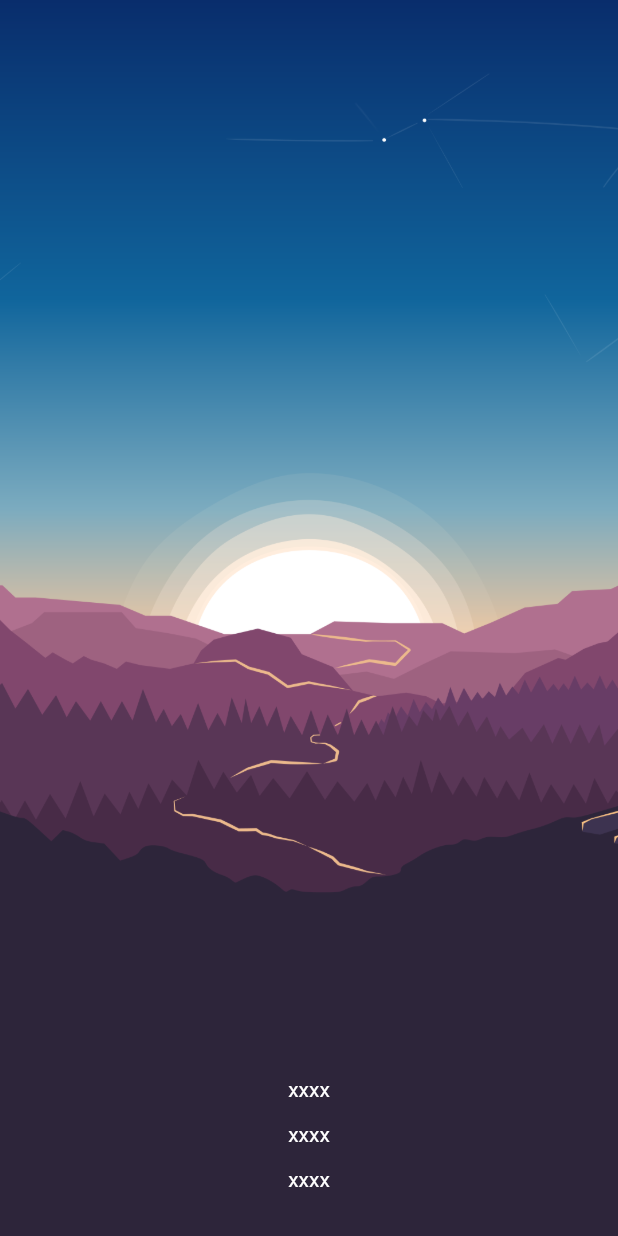
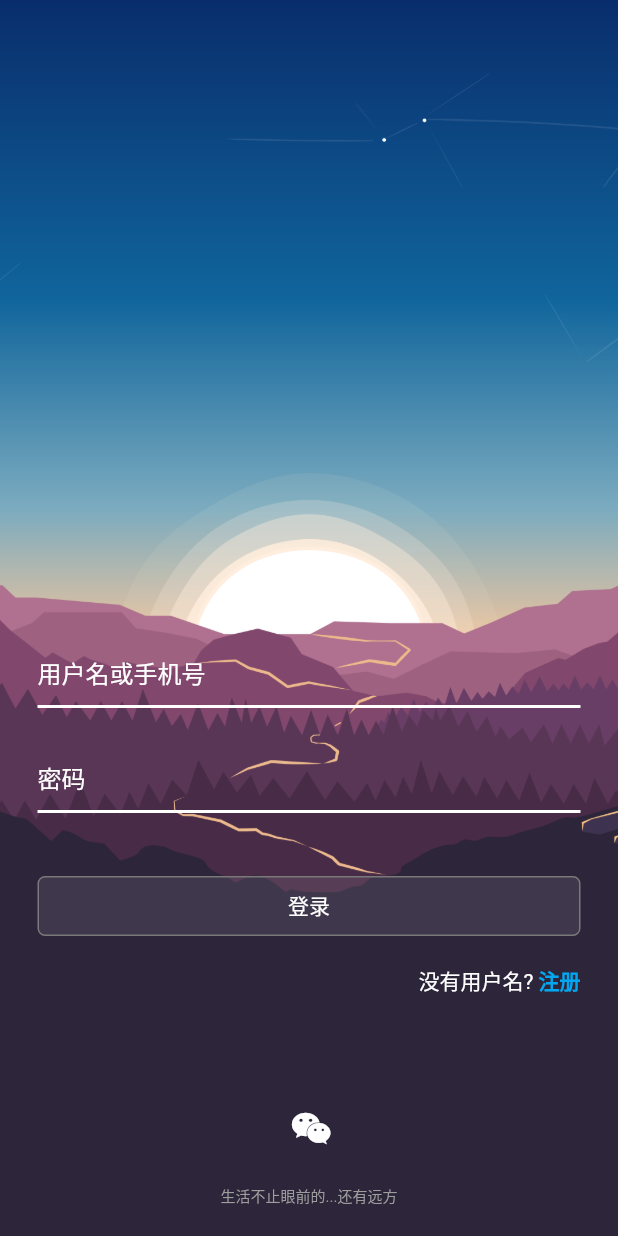
Before and after one commit to MeringGao/forkids, a Flutter app: the screen it shows after launch, on a phone screen of 412 x 824 dp. Run offline on Flutter 3.47's test engine with Material 2 defaults, Android fonts, the phone set to English and light mode, and no system bars; our stand-ins replace font_awesome_flutter.

Commit message:
绘制登录页面

```diff
--- a/lib/pages/login/login.dart
+++ b/lib/pages/login/login.dart
@@ -1,3 +1,4 @@
+import 'package:font_awesome_flutter/font_awesome_flutter.dart';
 import 'package:flutter/material.dart';
 
 class LoginWidget extends StatefulWidget {
@@ -15,14 +16,100 @@ class _LoginWidgetState extends State<LoginWidget> {
             width: double.infinity,
             height: double.infinity,
             decoration: BoxDecoration(
-                image: DecorationImage(fit: BoxFit.cover, image: AssetImage('assets/images/loginbackground.png'))),
+                image: DecorationImage(
+                    fit: BoxFit.cover,
+                    image: AssetImage('assets/images/loginbackground.png'))),
             child: Stack(children: <Widget>[
               Positioned(
-                  width: MediaQuery.of(context).size.width, bottom: 30, child: Align(child: Text('xxxx', style: defaultStyle))),
+                  width: MediaQuery.of(context).size.width,
+                  bottom: 20,
+                  child: Align(
+                      child: Text('生活不止眼前的...还有远方',
+                          style: TextStyle(color: Colors.grey, fontSize: 10)))),
               Positioned(
-                  width: MediaQuery.of(context).size.width, bottom: 60, child: Align(child: Text('xxxx', style: defaultStyle))),
+                  width: MediaQuery.of(context).size.width,
+                  bottom: 60,
+                  child: Align(
+                      child: GestureDetector(
+                    child: Icon(FontAwesomeIcons.weixin, color: Colors.white),
+                    onTap: () {
+                      print('hello');
+                    },
+                  ))),
               Positioned(
-                  width: MediaQuery.of(context).size.width, bottom: 90, child: Align(child: Text('xxxx', style: defaultStyle))),
+                  width: MediaQuery.of(context).size.width,
+                  bottom: 150,
+                  child: Align(
+                      child: Column(
+                    children: <Widget>[
+                      Container(
+                        width: MediaQuery.of(context).size.width - 50,
+                        height: 70,
+                        child: TextField(
+                          style: defaultStyle,
+                          decoration: InputDecoration(
+                              enabledBorder: UnderlineInputBorder(
+                                  borderSide: BorderSide(
+                                      color: Colors.white, width: 2)),
+                              hintText: '用户名或手机号',
+                              hintStyle: defaultStyle,
+                              focusColor: Colors.white,
+                              focusedBorder: UnderlineInputBorder(
+                                  borderSide: BorderSide(
+                                      color: Colors.white, width: 2))),
+                        ),
+                      ),
+                      Container(
+                        width: MediaQuery.of(context).size.width - 50,
+                        height: 70,
+                        child: TextField(
+                          style: defaultStyle,
+                          //校验密码
+                          decoration: InputDecoration(
+                              enabledBorder: UnderlineInputBorder(
+                                  borderSide: BorderSide(
+                                      color: Colors.white, width: 2)),
+                              hintText: '密码',
+                              hintStyle: defaultStyle,
+                              focusColor: Colors.white,
+                              focusedBorder: UnderlineInputBorder(
+                                  borderSide: BorderSide(
+                                      color: Colors.white, width: 2))),
+                          obscureText: true,
+                        ),
+                      ),
+                      SizedBox(height: 20),
+                      InkWell(
+                        child: Container(
+                            width: MediaQuery.of(context).size.width - 50,
+                            height: 40,
+                            decoration: BoxDecoration(
+                                border: Border.all(
+                                    color: Color.fromRGBO(121, 121, 121, 1)),
+                                color: Color.fromRGBO(242, 242, 242, 0.09),
+                                borderRadius:
+                                    BorderRadius.all(Radius.circular(5))),
+                            child:
+                                Align(child: Text('登录', style: defaultStyle))),
+                      ),
+                      SizedBox(height: 10),
+                      Container(
+                          width: MediaQuery.of(context).size.width - 50,
+                          height: 40,
+                          child: Row(
+                              mainAxisAlignment: MainAxisAlignment.end,
+                              children: [
+                                Text('没有用户名?', style: defaultStyle),
+                                Text(' ', style: defaultStyle),
+                                InkWell(
+                                    child: Text('注册',
+                                        style: TextStyle(
+                                          color: Color.fromRGBO(2, 167, 240, 1),
+                                          fontWeight: FontWeight.bold,
+                                        )))
+                              ])),
+                    ],
+                  )))
             ])));
   }
 }
--- a/pubspec.yaml
+++ b/pubspec.yaml
@@ -19,6 +19,7 @@ environment:
 dependencies:
   flutter:
     sdk: flutter
+  font_awesome_flutter: ^8.5.0
 
 
   # The following adds the Cupertino Icons font to your application.
@@ -42,6 +43,7 @@ flutter:
   uses-material-design: true
   assets:
     - assets/images/loginbackground.png
+    - assets/images/weixin.png
 
   # To add assets to your application, add an assets section, like this:
   # assets:
```
Also changed, not shown: assets/images/weixin.png (added), pubspec.lock, 1 other file.
